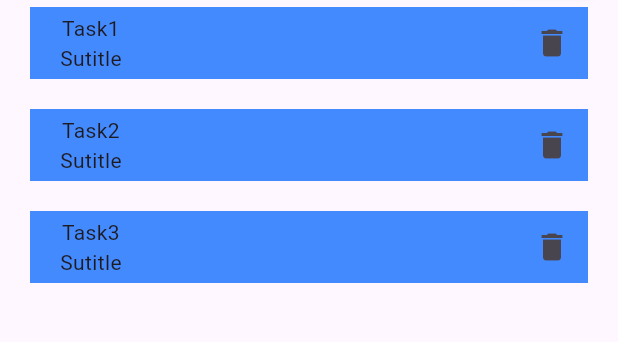
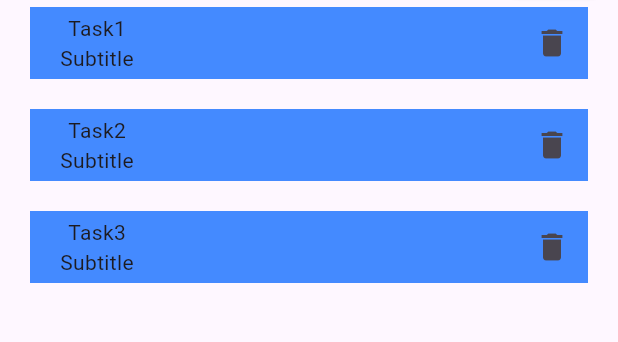
Before and after one commit to rajendrashahu/flutter_todo, a Flutter app: the screen it shows after launch, on a phone screen of 412 x 824 dp, the part 77-419 px from its top. Run offline on Flutter 3.47's test engine with Material 3 defaults, Android fonts, the phone set to English and light mode, and no system bars.

Commit message:
added files

```diff
--- a/lib/first_page.dart
+++ b/lib/first_page.dart
@@ -1,7 +1,8 @@
 import 'dart:math';
 
 import 'package:flutter/material.dart';
-import 'package:todo_app/second_page.dart';
+// import 'package:todo_app/second_page.dart';
+import 'second_page.dart';
 
 class FirstPage extends StatefulWidget {
   @override
@@ -59,7 +60,8 @@ class _FirstPageState extends State<FirstPage> {
 
 class TodoCard extends StatefulWidget {
   String title;
-  TodoCard(this.title);
+  String sub_title;
+  TodoCard(this.title, {this.sub_title = ""});
 
   @override
   State<TodoCard> createState() => _TodoCardState();
@@ -88,7 +90,7 @@ class _TodoCardState extends State<TodoCard> {
       child: Row(
         mainAxisAlignment: MainAxisAlignment.spaceBetween,
         children: [
-          Column(children: [Text(widget.title), Text("Sutitle")]),
+          Column(children: [Text(widget.title), Text("Subtitle")]),
           IconButton(onPressed: () {}, icon: Icon(Icons.delete)),
         ],
       ),
```
Also changed, not shown: lib/second_page.dart (+6 -1 lines), lib/main.dart (line endings or trailing spaces).
